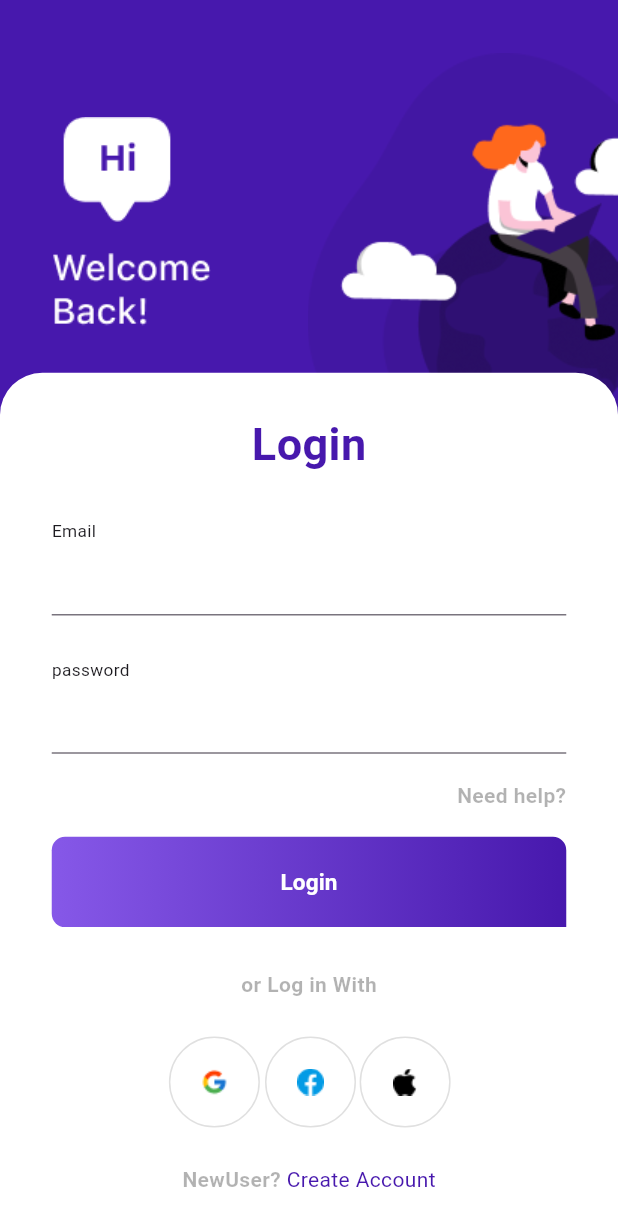
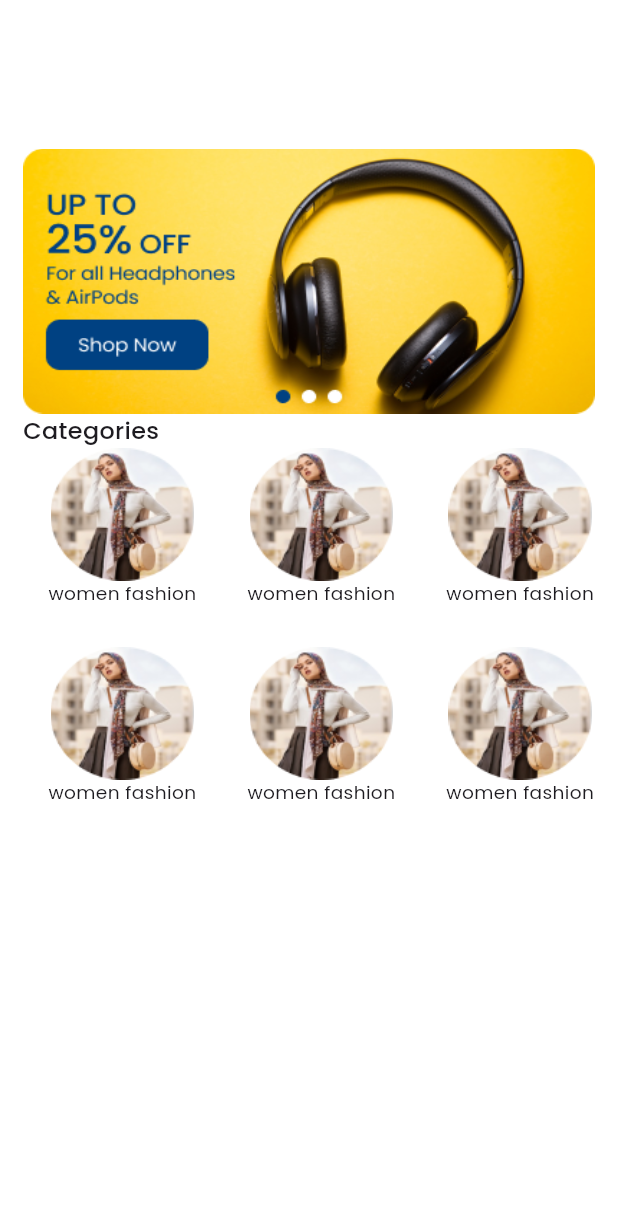
Before and after one commit to MahmoudElgaml/e-comarca, a Flutter app: the screen it shows after launch, on a phone screen of 412 x 824 dp. Shown: the top 1226 px of the screen. Run offline on Flutter 3.47's test engine with Material 3 defaults, Android fonts, the phone set to English and light mode, and no system bars; our stand-ins replace animated_text_kit, bloc, dartz, device_preview, dio, flutter_bloc and 5 more; missing offline and left inert: dart:ffi.

Commit message:
do some ui home screen

```diff
--- a/lib/config/routes/routes.dart
+++ b/lib/config/routes/routes.dart
@@ -1,12 +1,13 @@
 import 'package:e_comarce_clean/features/auth/presentation/pages/login_screen.dart';
 import 'package:e_comarce_clean/features/auth/presentation/pages/sign_up_screen.dart';
 import 'package:e_comarce_clean/features/auth/presentation/pages/test.dart';
+import 'package:e_comarce_clean/features/home/presentation/pages/home_feature_screen.dart';
 import 'package:go_router/go_router.dart';
 
 class AppRoute {
-  static const String loginScreen = "/";
+  static const String loginScreen = "/login";
   static const String signUPScreen = "/sign";
-  static const String testScreen = "/test";
+  static const String homeScreen = "/";
 
   static final router = GoRouter(
     routes: [
@@ -18,8 +19,8 @@ class AppRoute {
         path: signUPScreen,
         builder: (context, state) => const SignUpScreen(),
       ),GoRoute(
-        path: testScreen,
-        builder: (context, state) => const TestScteen(),
+        path: homeScreen,
+        builder: (context, state) => const HomeScreen(),
       ),
     ],
   );
--- /dev/null
+++ b/lib/config/themeing/light_theme.dart
@@ -0,0 +1,9 @@
+import 'package:flutter/material.dart';
+import 'package:google_fonts/google_fonts.dart';
+
+class MyLightTheme {
+  static ThemeData myLightTheme = ThemeData.dark().copyWith(
+    textTheme: GoogleFonts.poppinsTextTheme(
+    ),
+  );
+}
--- a/lib/core/utils/app_images.dart
+++ b/lib/core/utils/app_images.dart
@@ -5,5 +5,7 @@ class AppImages{
   static const String google="assets/images/google.png";
   static const String apple="assets/images/apple.png";
   static const String bubbleTextSign="assets/images/bubble_text_sign.png";
+  static const String offerPhoto="assets/images/offer_photo.png";
+  static const String categoryTest="assets/images/category_test.png";
 
 }
--- a/lib/core/utils/app_string.dart
+++ b/lib/core/utils/app_string.dart
@@ -1,4 +1,5 @@
 abstract class AppString{
   static const String helpMessage="Need help?";
+  static const String category="Categories";
 
 }
--- a/lib/core/utils/app_style.dart
+++ b/lib/core/utils/app_style.dart
@@ -8,14 +8,30 @@ class AppStyle {
     fontSize: 34.sp,
     fontWeight: FontWeight.bold,
   );
+
   static TextStyle styleRegularOpacity = TextStyle(
     color: Colors.black.withOpacity(.3),
     fontWeight: FontWeight.bold,
   );
+
+  static TextStyle style18 = TextStyle(
+    fontSize: 18.sp,
+    fontWeight: FontWeight.w500,
+  );
+
+  static TextStyle style14 = TextStyle(
+    fontSize: 14.sp,
+    fontWeight: FontWeight.w400,
+  );
+
+  static TextStyle style12 = TextStyle(
+    fontSize: 12.sp,
+    fontWeight: FontWeight.w400,
+  );
+
   static TextStyle styleWhite = TextStyle(
     color: Colors.white,
     fontWeight: FontWeight.bold,
-    fontSize: 17.sp
+    fontSize: 17.sp,
   );
-
 }
--- a/lib/features/auth/presentation/widgets/coatume_button.dart
+++ b/lib/features/auth/presentation/widgets/coatume_button.dart
@@ -35,7 +35,7 @@ class CostumeButton extends StatelessWidget {
         child: BlocConsumer<AuthCubit, AuthState>(
           listener: (context, state) {
             if(state is AuthSuccessState){
-              context.go(AppRoute.testScreen);
+              context.go(AppRoute.homeScreen);
             }
           },
           builder: (context, state) {
--- a/lib/features/auth/presentation/widgets/signup_drawer.dart
+++ b/lib/features/auth/presentation/widgets/signup_drawer.dart
@@ -22,7 +22,7 @@ class SignUpDrawer extends StatelessWidget {
     return BlocConsumer<AuthCubit, AuthState>(
       listener: (context, state) {
         if (state is AuthSuccessState) {
-          context.go(AppRoute.testScreen);
+          context.go(AppRoute.homeScreen);
         }
       },
       builder: (context, state) {
--- /dev/null
+++ b/lib/features/home/presentation/pages/home_feature_screen.dart
@@ -0,0 +1,63 @@
+import 'package:e_comarce_clean/core/utils/app_images.dart';
+import 'package:e_comarce_clean/core/utils/app_string.dart';
+import 'package:e_comarce_clean/core/utils/app_style.dart';
+import 'package:e_comarce_clean/features/home/presentation/widgets/costume_category.dart';
+import 'package:flutter/material.dart';
+import 'package:flutter_screenutil/flutter_screenutil.dart';
+
+class HomeScreen extends StatelessWidget {
+  const HomeScreen({super.key});
+
+  @override
+  Widget build(BuildContext context) {
+    return SafeArea(
+      child: Scaffold(
+        backgroundColor: Colors.white,
+        body: Padding(
+          padding: EdgeInsets.only(
+            left: 16.w,
+            right: 16.w,
+            top: 112.h,
+          ),
+          child: Column(
+            crossAxisAlignment: CrossAxisAlignment.start,
+            children: [
+              const CostumeOfferImage(),
+              Text(
+                AppString.category,
+                style: AppStyle.style18,
+              ),
+              SizedBox(
+                height: 300.h,
+                width: 412.w,
+                child: GridView.builder(
+                  scrollDirection: Axis.horizontal,
+                    gridDelegate: const SliverGridDelegateWithFixedCrossAxisCount(
+                      crossAxisCount: 2,
+                        ),
+                    itemBuilder: (context, index) => CostumeCategory(),itemCount: 20,),
+              )
+
+            ],
+          ),
+        ),
+      ),
+    );
+  }
+}
+
+class CostumeOfferImage extends StatelessWidget {
+  const CostumeOfferImage({super.key});
+
+  @override
+  Widget build(BuildContext context) {
+    return Container(
+      child: Image.asset(
+        fit: BoxFit.fill,
+        AppImages.offerPhoto,
+        height: 200.h,
+        width: 398.w,
+      ),
+    );
+  }
+}
--- /dev/null
+++ b/lib/features/home/presentation/widgets/costume_category.dart
@@ -0,0 +1,40 @@
+import 'package:e_comarce_clean/core/utils/app_images.dart';
+import 'package:e_comarce_clean/core/utils/app_style.dart';
+import 'package:flutter/cupertino.dart';
+import 'package:flutter/material.dart';
+import 'package:flutter_screenutil/flutter_screenutil.dart';
+
+class CostumeCategory extends StatelessWidget {
+  const CostumeCategory({super.key});
+
+  @override
+  Widget build(BuildContext context) {
+    return SizedBox(
+
+      height: 144.h,
+      width: 100.w,
+      child: Column(
+        crossAxisAlignment: CrossAxisAlignment.center,
+        children: [
+          Container(
+            width: 100.w,
+            height: 100.h,
+            decoration: const BoxDecoration(shape: BoxShape.circle),
+            child: Image.asset(
+              AppImages.categoryTest,
+              fit: BoxFit.fill,
+            ),
+          ),
+          Text(
+            "women fashion ",
+            style: AppStyle.style14
+                .copyWith(fontSize: 14.sp, fontWeight: FontWeight.w400),
+            textAlign: TextAlign.center,
+            maxLines: 2,
+            overflow: TextOverflow.ellipsis,
+          )
+        ],
+      ),
+    );
+  }
+}
--- a/lib/main.dart
+++ b/lib/main.dart
@@ -2,6 +2,7 @@ import 'package:bloc/bloc.dart';
 import 'package:device_preview/device_preview.dart';
 import 'package:dio/dio.dart';
 import 'package:e_comarce_clean/config/routes/routes.dart';
+import 'package:e_comarce_clean/config/themeing/light_theme.dart';
 import 'package:e_comarce_clean/features/auth/presentation/manager/auth_cubit.dart';
 import 'package:flutter/foundation.dart';
 import 'package:flutter/material.dart';
@@ -61,6 +62,7 @@ class MyApp extends StatelessWidget {
             locale: DevicePreview.locale(context),
             builder: DevicePreview.appBuilder,
             debugShowCheckedModeBanner: false,
+            theme: MyLightTheme.myLightTheme,
             title: 'Flutter Demo',
             routerConfig: AppRoute.router,
           ),
--- a/pubspec.yaml
+++ b/pubspec.yaml
@@ -39,6 +39,7 @@ dependencies:
   dartz: ^0.10.1
   bloc: ^8.1.4
   flutter_bloc: ^8.1.5
+  google_fonts: ^6.2.1
 
 
 
```
Also changed, not shown: assets/images/2.0x/category_test@2x.png (added), assets/images/2.0x/category_test@3x.png (added), assets/images/2.0x/offer_photo@2x.png (added), assets/images/3.0x/offer_photo@3x.png (added), assets/images/category_test.png (added), assets/images/offer_photo.png (added), pubspec.lock.
